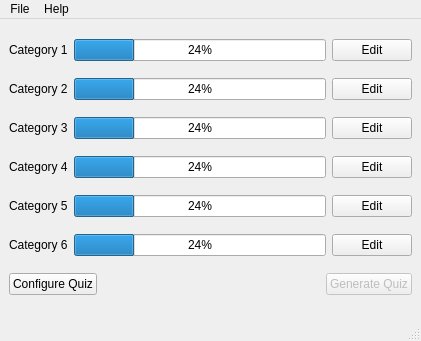
Old version of the form QuizCreator/mainwindow.ui in the repository rijun/kaktus-quiz.
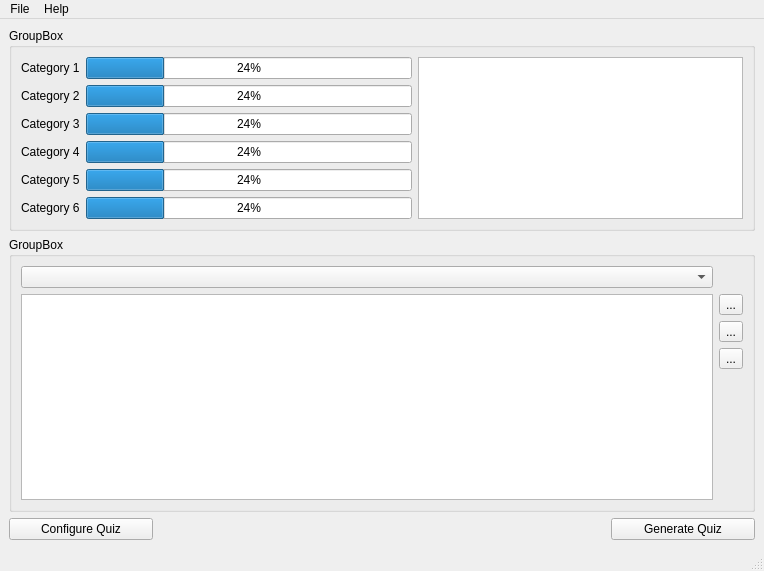
New version of the form. Icons and pictures are not drawn.

What changed in the file:
```diff
--- a/QuizCreator/mainwindow.ui
+++ b/QuizCreator/mainwindow.ui
@@ -6,8 +6,8 @@
    <rect>
     <x>0</x>
     <y>0</y>
-    <width>421</width>
-    <height>341</height>
+    <width>764</width>
+    <height>571</height>
    </rect>
   </property>
   <property name="windowTitle">
@@ -15,164 +15,167 @@
   </property>
   <widget class="QWidget" name="mainLayout">
    <layout class="QGridLayout" name="gridLayout">
-    <item row="6" column="1">
-     <widget class="QProgressBar" name="cat6ProgressBar">
+    <item row="0" column="0" colspan="5">
+     <widget class="QGroupBox" name="progressGroupBox">
+      <property name="title">
+       <string>GroupBox</string>
+      </property>
+      <layout class="QGridLayout" name="gridLayout_2">
+       <item row="1" column="1">
+        <widget class="QProgressBar" name="cat2ProgressBar">
       <property name="value">
        <number>24</number>
       </property>
      </widget>
     </item>
-    <item row="4" column="0">
+       <item row="2" column="0">
+        <widget class="QLabel" name="cat3Label">
+         <property name="text">
+          <string>Category 3</string>
+         </property>
+        </widget>
+       </item>
+       <item row="3" column="0">
      <widget class="QLabel" name="cat4Label">
       <property name="text">
        <string>Category 4</string>
       </property>
      </widget>
     </item>
-    <item row="1" column="0">
-     <widget class="QLabel" name="cat1Label">
+       <item row="4" column="0">
+        <widget class="QLabel" name="cat5Label">
       <property name="text">
-       <string>Category 1</string>
+          <string>Category 5</string>
       </property>
      </widget>
     </item>
-    <item row="3" column="1">
+       <item row="4" column="1">
+        <widget class="QProgressBar" name="cat5ProgressBar">
+         <property name="value">
+          <number>24</number>
+         </property>
+        </widget>
+       </item>
+       <item row="0" column="1">
+        <widget class="QProgressBar" name="cat1ProgressBar">
+         <property name="value">
+          <number>24</number>
+         </property>
+        </widget>
+       </item>
+       <item row="2" column="1">
      <widget class="QProgressBar" name="cat3ProgressBar">
       <property name="value">
        <number>24</number>
       </property>
      </widget>
     </item>
-    <item row="2" column="0">
+       <item row="1" column="0">
      <widget class="QLabel" name="cat2Label">
       <property name="text">
        <string>Category 2</string>
       </property>
      </widget>
     </item>
+       <item row="5" column="1">
+        <widget class="QProgressBar" name="cat6ProgressBar">
+         <property name="value">
+          <number>24</number>
+         </property>
+        </widget>
+       </item>
+       <item row="3" column="1">
+        <widget class="QProgressBar" name="cat4ProgressBar">
+         <property name="value">
+          <number>24</number>
+         </property>
+        </widget>
+       </item>
     <item row="5" column="0">
-     <widget class="QLabel" name="cat5Label">
+        <widget class="QLabel" name="cat6Label">
       <property name="text">
-       <string>Category 5</string>
+          <string>Category 6</string>
       </property>
      </widget>
     </item>
-    <item row="7" column="0" colspan="3">
-     <layout class="QHBoxLayout" name="buttonLayout">
-      <item>
-       <widget class="QPushButton" name="configButton">
+       <item row="0" column="0">
+        <widget class="QLabel" name="cat1Label">
+         <property name="text">
+          <string>Category 1</string>
+         </property>
+        </widget>
+       </item>
+       <item row="0" column="2" rowspan="6">
+        <widget class="QColumnView" name="columnView_2"/>
+       </item>
+      </layout>
+     </widget>
+    </item>
+    <item row="2" column="0">
+     <widget class="QPushButton" name="configureButton">
         <property name="text">
          <string>Configure Quiz</string>
         </property>
        </widget>
       </item>
+    <item row="2" column="4">
+     <widget class="QPushButton" name="generateButton">
+      <property name="text">
+       <string>Generate Quiz</string>
+      </property>
+     </widget>
+    </item>
+    <item row="1" column="0" colspan="5">
+     <widget class="QGroupBox" name="categoryGroupBox">
+      <property name="title">
+       <string>GroupBox</string>
+      </property>
+      <layout class="QGridLayout" name="gridLayout_3">
+       <item row="1" column="0">
+        <widget class="QColumnView" name="columnView"/>
+       </item>
+       <item row="1" column="1">
+        <layout class="QVBoxLayout" name="toolButtonGroup">
       <item>
-       <spacer name="horizontalSpacer">
+          <widget class="QToolButton" name="toolButton_2">
+           <property name="text">
+            <string>...</string>
+           </property>
+          </widget>
+         </item>
+         <item>
+          <widget class="QToolButton" name="toolButton">
+           <property name="text">
+            <string>...</string>
+           </property>
+          </widget>
+         </item>
+         <item>
+          <widget class="QToolButton" name="toolButton_3">
+           <property name="text">
+            <string>...</string>
+           </property>
+          </widget>
+         </item>
+         <item>
+          <spacer name="verticalSpacer">
         <property name="orientation">
-         <enum>Qt::Horizontal</enum>
+            <enum>Qt::Vertical</enum>
         </property>
         <property name="sizeHint" stdset="0">
          <size>
-          <width>40</width>
-          <height>20</height>
+             <width>20</width>
+             <height>40</height>
          </size>
         </property>
        </spacer>
       </item>
-      <item>
-       <widget class="QPushButton" name="generateButton">
-        <property name="enabled">
-         <bool>false</bool>
-        </property>
-        <property name="text">
-         <string>Generate Quiz</string>
-        </property>
-       </widget>
-      </item>
-     </layout>
-    </item>
-    <item row="2" column="1">
-     <widget class="QProgressBar" name="cat2ProgressBar">
-      <property name="value">
-       <number>24</number>
-      </property>
-     </widget>
-    </item>
-    <item row="5" column="1">
-     <widget class="QProgressBar" name="cat5ProgressBar">
-      <property name="value">
-       <number>24</number>
-      </property>
-     </widget>
-    </item>
-    <item row="3" column="0">
-     <widget class="QLabel" name="cat3Label">
-      <property name="text">
-       <string>Category 3</string>
-      </property>
-     </widget>
-    </item>
-    <item row="4" column="1">
-     <widget class="QProgressBar" name="cat4ProgressBar">
-      <property name="value">
-       <number>24</number>
-      </property>
-     </widget>
-    </item>
-    <item row="1" column="2">
-     <widget class="QPushButton" name="cat1EditButton">
-      <property name="text">
-       <string>Edit</string>
-      </property>
-     </widget>
-    </item>
-    <item row="6" column="0">
-     <widget class="QLabel" name="cat6Label">
-      <property name="text">
-       <string>Category 6</string>
-      </property>
-     </widget>
-    </item>
-    <item row="1" column="1">
-     <widget class="QProgressBar" name="cat1ProgressBar">
-      <property name="value">
-       <number>24</number>
-      </property>
-     </widget>
-    </item>
-    <item row="2" column="2">
-     <widget class="QPushButton" name="cat2EditButton">
-      <property name="text">
-       <string>Edit</string>
-      </property>
-     </widget>
-    </item>
-    <item row="3" column="2">
-     <widget class="QPushButton" name="cat3EditButton">
-      <property name="text">
-       <string>Edit</string>
-      </property>
-     </widget>
-    </item>
-    <item row="4" column="2">
-     <widget class="QPushButton" name="cat4EditButton">
-      <property name="text">
-       <string>Edit</string>
-      </property>
-     </widget>
-    </item>
-    <item row="5" column="2">
-     <widget class="QPushButton" name="cat5EditButton">
-      <property name="text">
-       <string>Edit</string>
-      </property>
-     </widget>
-    </item>
-    <item row="6" column="2">
-     <widget class="QPushButton" name="cat6EditButton">
-      <property name="text">
-       <string>Edit</string>
-      </property>
+        </layout>
+       </item>
+       <item row="0" column="0">
+        <widget class="QComboBox" name="categorySelector"/>
+       </item>
+      </layout>
      </widget>
     </item>
    </layout>
@@ -182,8 +185,8 @@
     <rect>
      <x>0</x>
      <y>0</y>
-     <width>421</width>
-     <height>30</height>
+     <width>764</width>
+     <height>23</height>
     </rect>
    </property>
    <widget class="QMenu" name="menuFile">
```
Lines whose indentation alone changed are shown as unchanged.
